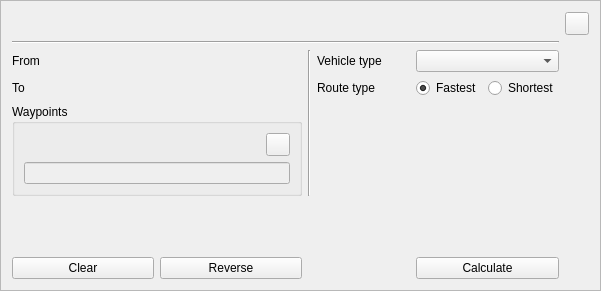
This is kadasrouting/gui/optimalroutebottombar.ui in kadas-albireo/kadas-albireo2 as Qt 5 draws it before an edit. The edited form follows.
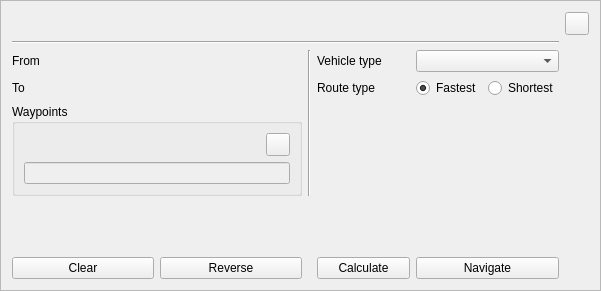
This is the edited form. Icons and pictures are not drawn.

Patch:
```diff
--- a/kadasrouting/gui/optimalroutebottombar.ui
+++ b/kadasrouting/gui/optimalroutebottombar.ui
@@ -198,7 +198,7 @@
      </property>
     </widget>
    </item>
-   <item row="6" column="5">
+   <item row="6" column="4">
     <widget class="QPushButton" name="btnCalculate">
      <property name="sizePolicy">
       <sizepolicy hsizetype="Preferred" vsizetype="Fixed">
@@ -211,6 +211,19 @@
      </property>
     </widget>
    </item>
+   <item row="6" column="5">
+    <widget class="QPushButton" name="btnNavigate">
+     <property name="sizePolicy">
+      <sizepolicy hsizetype="Preferred" vsizetype="Fixed">
+       <horstretch>0</horstretch>
+       <verstretch>0</verstretch>
+      </sizepolicy>
+     </property>
+     <property name="text">
+      <string>Navigate</string>
+     </property>
+    </widget>
+   </item>
   </layout>
  </widget>
  <resources/>
```
